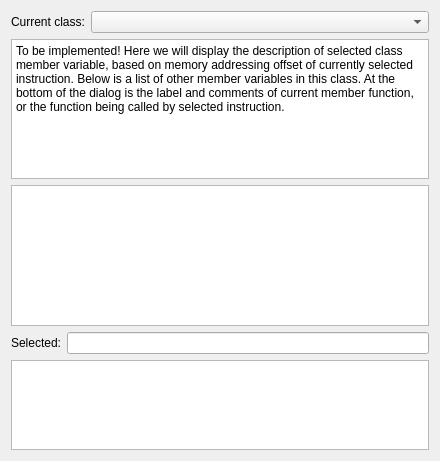
First picture: the form in Classroom/PluginDialog.ui, repository x64dbg/Classroom, before the edit.
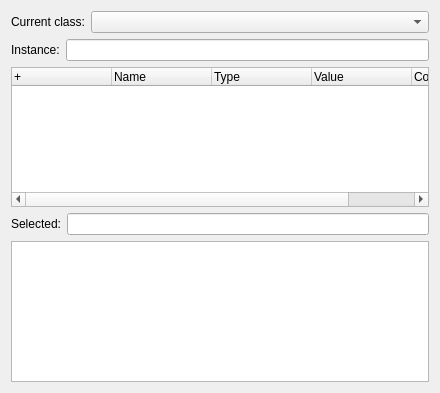
Second picture: the form after the edit. Icons and pictures are not drawn.

Commit message: Implementing the popup dialog

What changed in the file:
```diff
--- a/Classroom/PluginDialog.ui
+++ b/Classroom/PluginDialog.ui
@@ -7,7 +7,7 @@
     <x>0</x>
     <y>0</y>
     <width>440</width>
-    <height>461</height>
+    <height>393</height>
    </rect>
   </property>
   <property name="windowTitle">
@@ -41,21 +41,60 @@
       </layout>
      </item>
      <item>
-      <widget class="QTextEdit" name="textEdit">
-       <property name="html">
-        <string>&lt;!DOCTYPE HTML PUBLIC &quot;-//W3C//DTD HTML 4.0//EN&quot; &quot;http://www.w3.org/TR/REC-html40/strict.dtd&quot;&gt;
-&lt;html&gt;&lt;head&gt;&lt;meta name=&quot;qrichtext&quot; content=&quot;1&quot; /&gt;&lt;style type=&quot;text/css&quot;&gt;
-p, li { white-space: pre-wrap; }
-&lt;/style&gt;&lt;/head&gt;&lt;body style=&quot; font-family:'SimSun'; font-size:9pt; font-weight:400; font-style:normal;&quot;&gt;
-&lt;p style=&quot; margin-top:0px; margin-bottom:0px; margin-left:0px; margin-right:0px; -qt-block-indent:0; text-indent:0px;&quot;&gt;To be implemented! Here we will display the description of selected class member variable, based on memory addressing offset of currently selected instruction. Below is a list of other member variables in this class. At the bottom of the dialog is the label and comments of current member function, or the function being called by selected instruction.&lt;/p&gt;&lt;/body&gt;&lt;/html&gt;</string>
-       </property>
-      </widget>
-     </item>
-     <item>
-      <widget class="QListView" name="listView"/>
+      <layout class="QHBoxLayout" name="horizontalLayout_3">
+       <item>
+        <widget class="QLabel" name="instanceLabel">
+         <property name="text">
+          <string>Instance:</string>
+         </property>
+        </widget>
+       </item>
+       <item>
+        <widget class="QLineEdit" name="instance">
+         <property name="toolTip">
+          <string>Enter address of an instance to show value of its members.</string>
+         </property>
+         <property name="placeholderText">
+          <string/>
+         </property>
+        </widget>
+       </item>
+      </layout>
      </item>
     </layout>
    </item>
+   <item>
+    <widget class="QTreeWidget" name="memberVarList">
+     <property name="columnCount">
+      <number>5</number>
+     </property>
+     <column>
+      <property name="text">
+       <string>+</string>
+      </property>
+     </column>
+     <column>
+      <property name="text">
+       <string>Name</string>
+      </property>
+     </column>
+     <column>
+      <property name="text">
+       <string>Type</string>
+      </property>
+     </column>
+     <column>
+      <property name="text">
+       <string>Value</string>
+      </property>
+     </column>
+     <column>
+      <property name="text">
+       <string>Comment</string>
+      </property>
+     </column>
+    </widget>
+   </item>
    <item>
     <layout class="QVBoxLayout" name="verticalLayout_3">
      <item>
```
Left out of the diff: 10 changed lines with no effect on the pictures. The commit also changes 3 other files.
